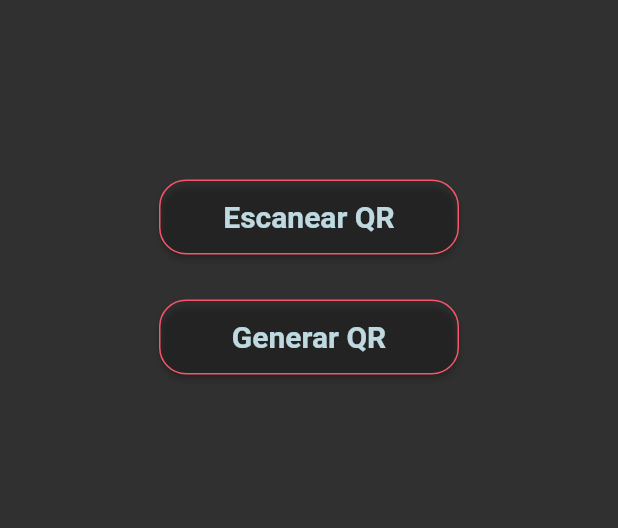
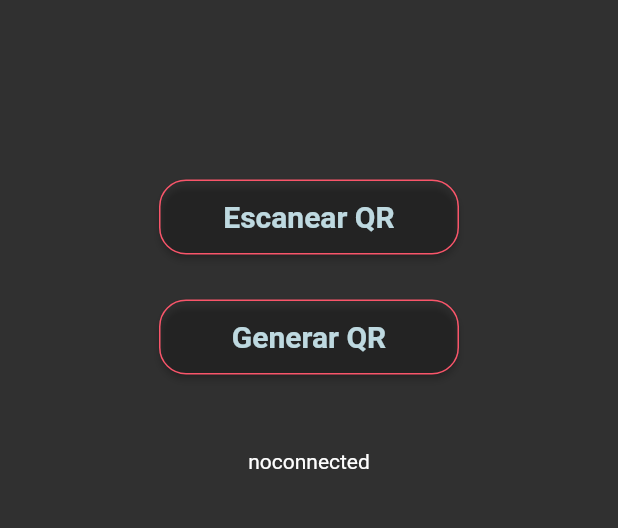
Before and after one commit to LuisEscobar05/QRWifiShare, a Flutter app: the screen it shows after launch, after a tap on "Escanear QR", on a phone screen of 412 x 824 dp, the part 524-1052 px from its top. Run offline on Flutter 3.47's test engine with Material 2 defaults, Android fonts, the light colour scheme and no system bars; our stand-ins replace qr_flutter; missing offline and left inert: flutter_barcode_scanner, wifi_iot; statements that could not run were skipped.

Commit message:
add wifi connect

```diff
--- a/lib/screens/main_screen.dart
+++ b/lib/screens/main_screen.dart
@@ -1,36 +1,43 @@
 import 'package:flutter/material.dart';
+import 'package:flutter/services.dart';
 import 'package:qr_wifi_share/constants.dart';
 import 'package:qr_wifi_share/screens/generate_qr_screen.dart';
+import 'package:flutter_barcode_scanner/flutter_barcode_scanner.dart';
+import 'package:wifi_iot/wifi_iot.dart';
 
 class MainScreen extends StatelessWidget {
   @override
   Widget build(BuildContext context) {
     return MaterialApp(
-      home:MyHome(),
-      theme: ThemeData.dark(),
+      home: MyHome(),
     );
   }
-
 }
 
-class MyHome extends StatelessWidget {
+class MyHome extends StatefulWidget {
+  @override
+  MyHomeState createState() => MyHomeState();
+}
+
+class MyHomeState extends State<MyHome> {
+  String _scanBarcode = "";
+  String result = "noconnected";
+  bool done = false;
   @override
   Widget build(BuildContext context) {
-      return Scaffold(
+    return MaterialApp(
+        home: Scaffold(
           appBar: AppBar(
             title: Text(
               "QR Wifi Share",
               style: new TextStyle(
                 fontWeight: FontWeight.bold,
-              // fontSize: 20,
                 color: textColor,
               ),
             ),
           ),
           body: Container(
-          // alignment: Alignment.center,
             child: ListView(
-            // mainAxisAlignment: MainAxisAlignment.center,
               children: [
                 Column(
                   mainAxisAlignment: MainAxisAlignment.start,
@@ -69,7 +76,7 @@ class MyHome extends StatelessWidget {
                             color: textColor,
                           ),
                         ),
-                      onPressed: () {},
+                        onPressed: () => scanQR(),
                       ),
                     ),
                     Padding(padding: EdgeInsets.symmetric(vertical: 15)),
@@ -99,13 +106,75 @@ class MyHome extends StatelessWidget {
                         ),
                       ),
                     ),
+                    Padding(padding: EdgeInsets.symmetric(vertical: 25)),
+                    Text(result),
                   ],
                 ),
               ],
             ),
           ),
-        // theme: ThemeData.dark()
+        ),
+        theme: ThemeData.dark());
+  }
 
+  Future<void> scanQR() async {
+    String barcodeScanRes;
+    // Platform messages may fail, so we use a try/catch PlatformException.
+    try {
+      barcodeScanRes = await FlutterBarcodeScanner.scanBarcode(
+          '#ff6666', 'Cancel', true, ScanMode.QR);
+      print(barcodeScanRes);
+      startConection();
+    } on PlatformException {
+      barcodeScanRes = 'Failed to get platform version.';
+    }
+
+    // If the widget was removed from the tree while the asynchronous platform
+    // message was in flight, we want to discard the reply rather than calling
+    // setState to update our non-existent appearance.
+    if (!mounted) return;
+
+    setState(() {
+      this._scanBarcode = barcodeScanRes;
+    });
+  }
+
+  void startConection() async {
+    var isConnected = await WiFiForIoTPlugin.connect("Home",
+        security: NetworkSecurity.WPA, password: "4815162342@@##");
+
+    print("#########################:'$isConnected'");
+    if (isConnected) {
+       _showMyDialog();
+      setState(() {
+        this.result="connect";
+      });
+    }
+  }
+  Future<void> _showMyDialog() async {
+  return showDialog<void>(
+    context: context,
+    barrierDismissible: false, // user must tap button!
+    builder: (BuildContext context) {
+      return AlertDialog(
+        title: const Text('QR Wifi Share Alert'),
+        content: SingleChildScrollView(
+          child: ListBody(
+            children: const <Widget>[
+              Text('Te has conectado a la red exitosamente'),
+            ],
+          ),
+        ),
+        actions: <Widget>[
+          TextButton(
+            child: const Text('Ok'),
+            onPressed: () {
+              Navigator.of(context).pop();
+            },
+          ),
+        ],
+      );
+    },
   );
 }
 }
```
Lines whose indentation alone changed are shown as unchanged.
